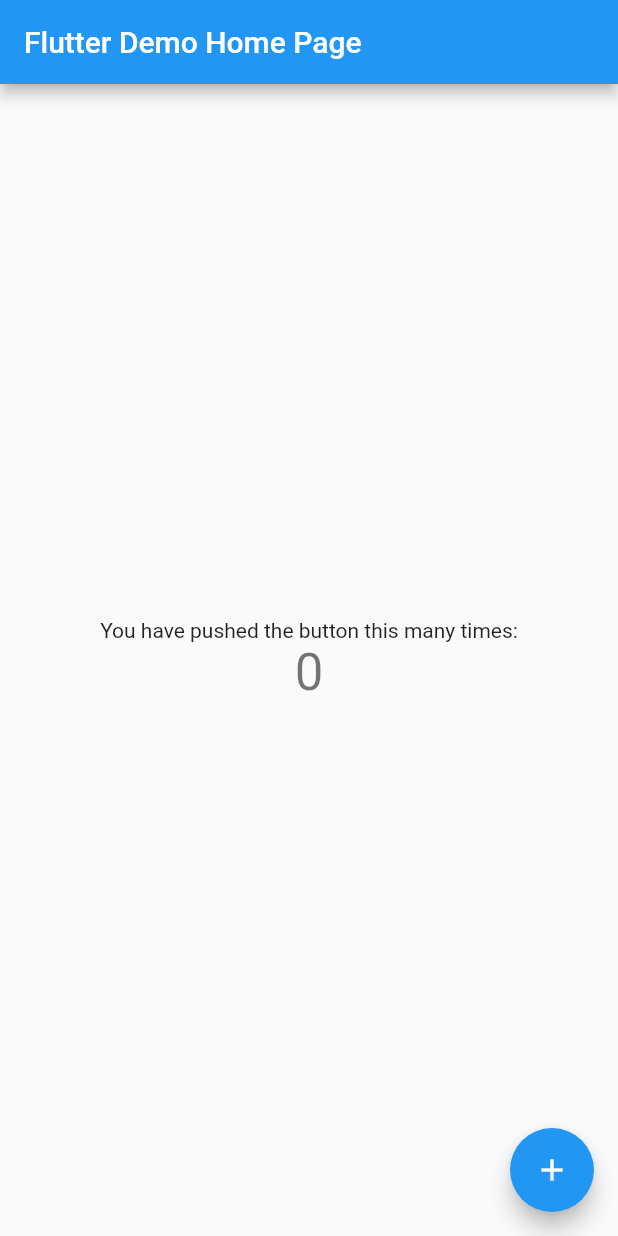
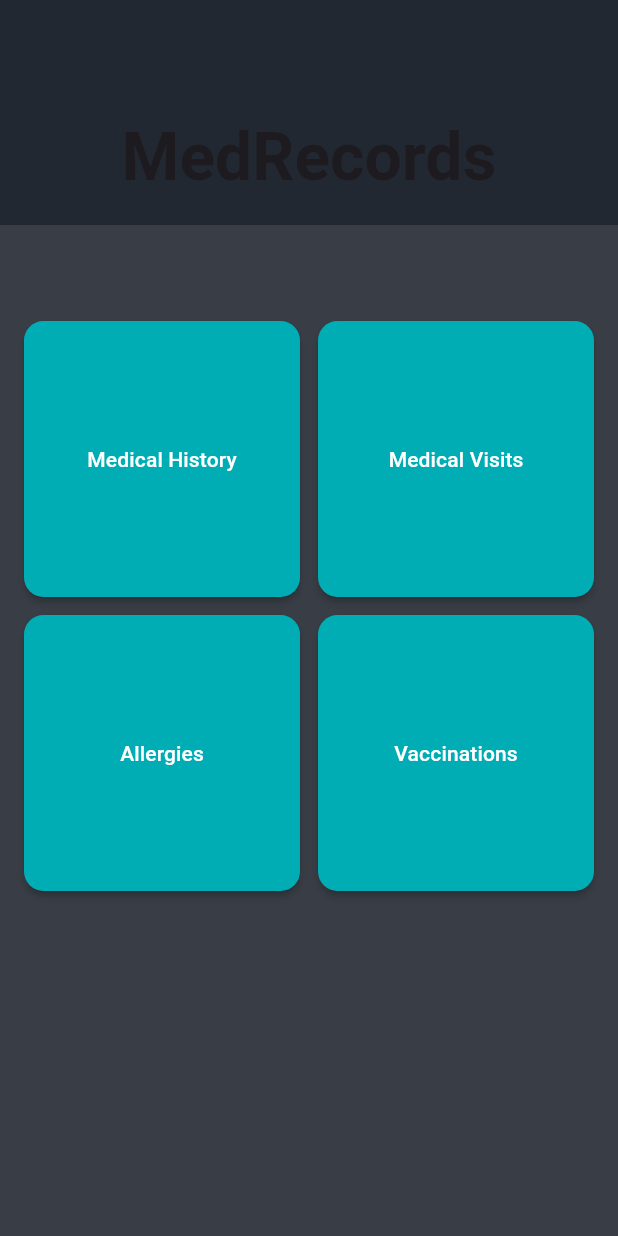
Before and after one commit to Harsh8833/MedRecords, a Flutter app: the screen it shows after launch, on a phone screen of 412 x 824 dp. Run offline on Flutter 3.47's test engine with Material 2 defaults, Android fonts, the phone set to English and light mode, and no system bars.

Commit message:
Homepage creation

```diff
--- /dev/null
+++ b/lib/config/const.dart
@@ -0,0 +1,8 @@
+import 'package:flutter/cupertino.dart';
+
+class AppColor {
+  static const offWhite = Color(0xFFEEEEEE);
+  static const seaBlue = Color(0xFF00ADB5);
+  static const darkGray = Color(0xFF393E46);
+  static const offBlack = Color(0xFF222831);
+}
--- /dev/null
+++ b/lib/config/theme.dart
@@ -0,0 +1,12 @@
+import 'package:flutter/material.dart';
+import 'package:medrecords/config/const.dart';
+
+class AppTheme {
+  AppTheme._();
+
+  static final ThemeData lightTheme = ThemeData(
+      primaryColor: AppColor.seaBlue,
+      useMaterial3: true,
+      scaffoldBackgroundColor: AppColor.darkGray,
+      appBarTheme: const AppBarTheme(backgroundColor: AppColor.offBlack));
+}
--- a/lib/main.dart
+++ b/lib/main.dart
@@ -1,4 +1,7 @@
 import 'package:flutter/material.dart';
+import 'package:medrecords/config/theme.dart';
+import 'package:medrecords/view/homepage.dart';
+import 'package:medrecords/view/main_activity.dart';
 
 void main() {
   runApp(const MyApp());
@@ -12,104 +15,8 @@
   Widget build(BuildContext context) {
     return MaterialApp(
       title: 'Flutter Demo',
-      theme: ThemeData(
-        // This is the theme of your application.
-        //
-        // Try running your application with "flutter run". You'll see the
-        // application has a blue toolbar. Then, without quitting the app, try
-        // changing the primarySwatch below to Colors.green and then invoke
-        // "hot reload" (press "r" in the console where you ran "flutter run",
-        // or simply save your changes to "hot reload" in a Flutter IDE).
-        // Notice that the counter didn't reset back to zero; the application
-        // is not restarted.
-        primarySwatch: Colors.blue,
-      ),
-      home: const MyHomePage(title: 'Flutter Demo Home Page'),
+      theme: AppTheme.lightTheme,
+      home: Homepage(),
     );
   }
 }
-
-class MyHomePage extends StatefulWidget {
-  const MyHomePage({super.key, required this.title});
-
-  // This widget is the home page of your application. It is stateful, meaning
-  // that it has a State object (defined below) that contains fields that affect
-  // how it looks.
-
-  // This class is the configuration for the state. It holds the values (in this
-  // case the title) provided by the parent (in this case the App widget) and
-  // used by the build method of the State. Fields in a Widget subclass are
-  // always marked "final".
-
-  final String title;
-
-  @override
-  State<MyHomePage> createState() => _MyHomePageState();
-}
-
-class _MyHomePageState extends State<MyHomePage> {
-  int _counter = 0;
-
-  void _incrementCounter() {
-    setState(() {
-      // This call to setState tells the Flutter framework that something has
-      // changed in this State, which causes it to rerun the build method below
-      // so that the display can reflect the updated values. If we changed
-      // _counter without calling setState(), then the build method would not be
-      // called again, and so nothing would appear to happen.
-      _counter++;
-    });
-  }
-
-  @override
-  Widget build(BuildContext context) {
-    // This method is rerun every time setState is called, for instance as done
-    // by the _incrementCounter method above.
-    //
-    // The Flutter framework has been optimized to make rerunning build methods
-    // fast, so that you can just rebuild anything that needs updating rather
-    // than having to individually change instances of widgets.
-    return Scaffold(
-      appBar: AppBar(
-        // Here we take the value from the MyHomePage object that was created by
-        // the App.build method, and use it to set our appbar title.
-        title: Text(widget.title),
-      ),
-      body: Center(
-        // Center is a layout widget. It takes a single child and positions it
-        // in the middle of the parent.
-        child: Column(
-          // Column is also a layout widget. It takes a list of children and
-          // arranges them vertically. By default, it sizes itself to fit its
-          // children horizontally, and tries to be as tall as its parent.
-          //
-          // Invoke "debug painting" (press "p" in the console, choose the
-          // "Toggle Debug Paint" action from the Flutter Inspector in Android
-          // Studio, or the "Toggle Debug Paint" command in Visual Studio Code)
-          // to see the wireframe for each widget.
-          //
-          // Column has various properties to control how it sizes itself and
-          // how it positions its children. Here we use mainAxisAlignment to
-          // center the children vertically; the main axis here is the vertical
-          // axis because Columns are vertical (the cross axis would be
-          // horizontal).
-          mainAxisAlignment: MainAxisAlignment.center,
-          children: <Widget>[
-            const Text(
-              'You have pushed the button this many times:',
-            ),
-            Text(
-              '$_counter',
-              style: Theme.of(context).textTheme.headline4,
-            ),
-          ],
-        ),
-      ),
-      floatingActionButton: FloatingActionButton(
-        onPressed: _incrementCounter,
-        tooltip: 'Increment',
-        child: const Icon(Icons.add),
-      ), // This trailing comma makes auto-formatting nicer for build methods.
-    );
-  }
-}
--- /dev/null
+++ b/lib/view/homepage.dart
@@ -0,0 +1,94 @@
+import 'package:flutter/material.dart';
+import 'package:medrecords/config/const.dart';
+
+class Homepage extends StatelessWidget {
+  const Homepage({super.key});
+
+  @override
+  Widget build(BuildContext context) {
+    final size = MediaQuery.of(context).size;
+    return SafeArea(
+      child: Scaffold(
+        body: CustomScrollView(
+          slivers: <Widget>[
+            SliverAppBar(
+              expandedHeight: 150,
+              flexibleSpace: const FlexibleSpaceBar(
+                expandedTitleScale: 2,
+                title: Text(
+                  'MedRecords',
+                  style: TextStyle(fontWeight: FontWeight.bold),
+                ),
+                centerTitle: true,
+              ),
+            ),
+            SliverList(
+              delegate: SliverChildBuilderDelegate(
+                (BuildContext context, int index) {
+                  return Container(
+                    height: size.height,
+                    child: Padding(
+                      padding: const EdgeInsets.symmetric(
+                        horizontal: 16.0,
+                        vertical: 64.0,
+                      ),
+                      child: GridView(
+                        physics: const NeverScrollableScrollPhysics(),
+                        semanticChildCount: 2,
+                        shrinkWrap: true,
+                        gridDelegate:
+                            const SliverGridDelegateWithFixedCrossAxisCount(
+                                crossAxisCount: 2,
+                                mainAxisSpacing: 12,
+                                crossAxisSpacing: 12),
+                        children: [
+                          mainButtons(context, "Medical History", () {}),
+                          mainButtons(context, "Medical Visits", () {}),
+                          mainButtons(context, "Allergies", () {}),
+                          mainButtons(context, "Vaccinations", () {}),
+                        ],
+                      ),
+                    ),
+                  );
+                },
+                childCount: 1,
+              ),
+            ),
+          ],
+        ),
+
+        // body: Column(children: [
+        //   const Text(
+        //     "Medrecords",
+        //   ),
+        //   Padding(
+        //     padding: const EdgeInsets.all(8.0),
+        //     child: SizedBox(
+        //       height: size.height * 0.5,
+        //       child: GridView(
+        //         physics: const,
+        //         semanticChildCount: 2,
+        //         shrinkWrap: true,
+        //         gridDelegate: const SliverGridDelegateWithFixedCrossAxisCount(
+        //             crossAxisCount: 2, mainAxisSpacing: 8, crossAxisSpacing: 8),
+        //         children: [mainButtons("Button1"), mainButtons("Button1")],
+        //       ),
+        //     ),
+        //   )
+        // ]),
+      ),
+    );
+  }
+
+  MaterialButton mainButtons(context, txt, onTap) {
+    return MaterialButton(
+      onPressed: onTap,
+      color: Theme.of(context).primaryColor,
+      shape: RoundedRectangleBorder(borderRadius: BorderRadius.circular(13)),
+      child: Text(
+        txt,
+        style: const TextStyle(color: Colors.white),
+      ),
+    );
+  }
+}
--- /dev/null
+++ b/lib/view/main_activity.dart
@@ -0,0 +1,10 @@
+import "package:flutter/material.dart";
+
+class MainActivity extends StatelessWidget {
+  const MainActivity({super.key});
+
+  @override
+  Widget build(BuildContext context) {
+    return Container();
+  }
+}
```
